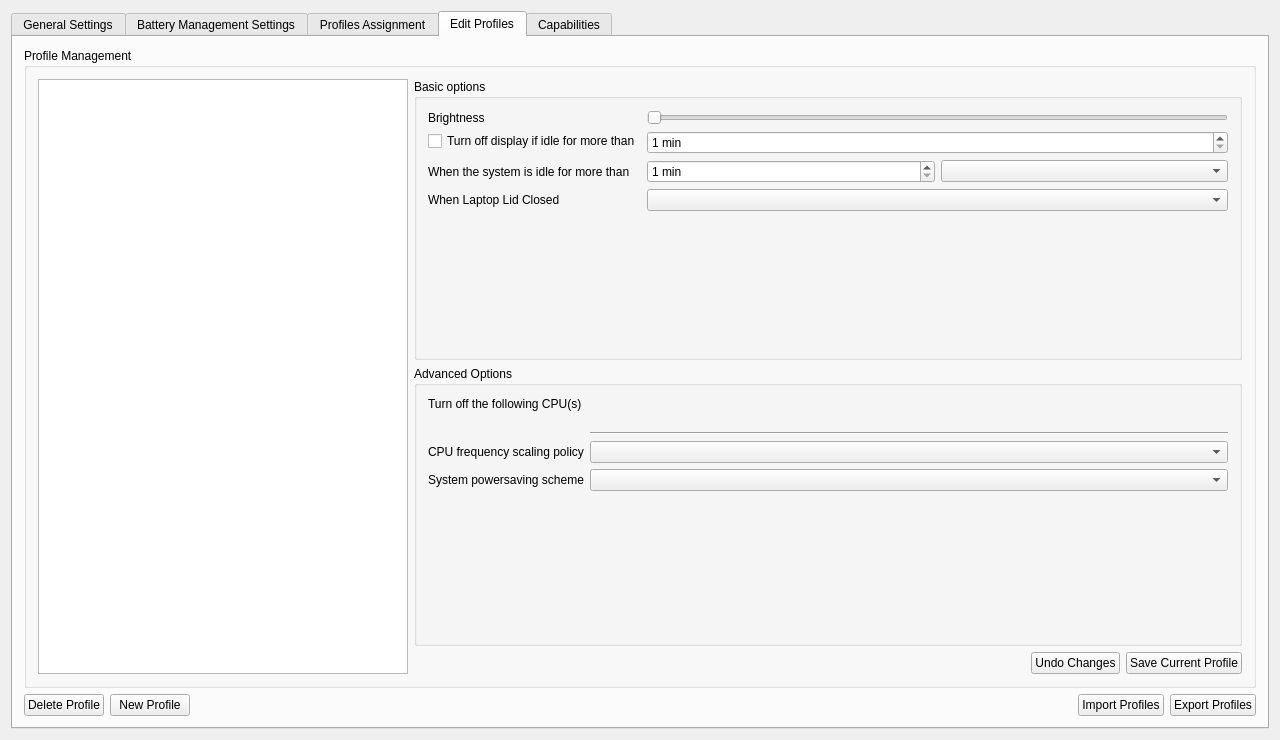
Above: kcmodule/dialog.ui from KDE/powerdevil before the change. Below: the same form after it.
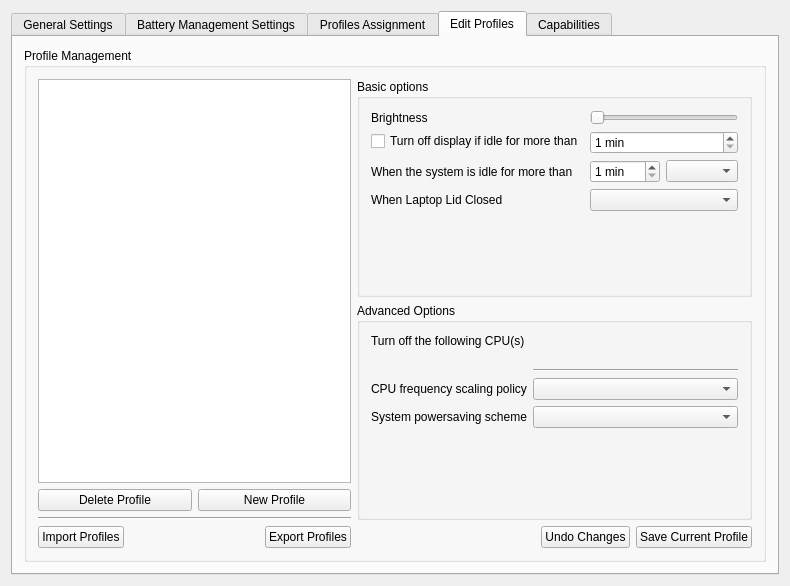
That is the form after the change. The open tabs and pages were chosen to show the change. Custom widgets are drawn as their Qt base class.

Commit message: Other suggestions from uwolfer

Diff of the .ui file:
```diff
--- a/kcmodule/dialog.ui
+++ b/kcmodule/dialog.ui
@@ -5,8 +5,8 @@
    <rect>
     <x>0</x>
     <y>0</y>
-    <width>1280</width>
-    <height>740</height>
+    <width>790</width>
+    <height>586</height>
    </rect>
   </property>
   <property name="mouseTracking" >
@@ -297,14 +297,90 @@
           <item>
            <layout class="QHBoxLayout" name="horizontalLayout_6" >
             <item>
-             <widget class="KListWidget" name="profilesList" >
-              <property name="maximumSize" >
-               <size>
-                <width>370</width>
-                <height>16777215</height>
-               </size>
-              </property>
-             </widget>
+             <layout class="QVBoxLayout" name="verticalLayout_5" >
+              <item>
+               <widget class="KListWidget" name="profilesList" >
+                <property name="maximumSize" >
+                 <size>
+                  <width>370</width>
+                  <height>16777215</height>
+                 </size>
+                </property>
+               </widget>
+              </item>
+              <item>
+               <layout class="QVBoxLayout" name="verticalLayout_6" >
+                <item>
+                 <layout class="QHBoxLayout" name="horizontalLayout" >
+                  <item>
+                   <widget class="KPushButton" name="deleteProfile" >
+                    <property name="text" >
+                     <string>Delete Profile</string>
+                    </property>
+                   </widget>
+                  </item>
+                  <item>
+                   <widget class="KPushButton" name="newProfile" >
+                    <property name="text" >
+                     <string>New Profile</string>
+                    </property>
+                   </widget>
+                  </item>
+                 </layout>
+                </item>
+                <item>
+                 <widget class="Line" name="line_6" >
+                  <property name="orientation" >
+                   <enum>Qt::Horizontal</enum>
+                  </property>
+                 </widget>
+                </item>
+                <item>
+                 <layout class="QHBoxLayout" name="horizontalLayout_2" >
+                  <item>
+                   <widget class="KPushButton" name="importButton" >
+                    <property name="toolTip" >
+                     <string/>
+                    </property>
+                    <property name="whatsThis" >
+                     <string>Import profiles from a file</string>
+                    </property>
+                    <property name="text" >
+                     <string>Import Profiles</string>
+                    </property>
+                   </widget>
+                  </item>
+                  <item>
+                   <spacer name="horizontalSpacer" >
+                    <property name="orientation" >
+                     <enum>Qt::Horizontal</enum>
+                    </property>
+                    <property name="sizeHint" stdset="0" >
+                     <size>
+                      <width>40</width>
+                      <height>20</height>
+                     </size>
+                    </property>
+                   </spacer>
+                  </item>
+                  <item>
+                   <widget class="KPushButton" name="exportButton" >
+                    <property name="toolTip" >
+                     <string/>
+                    </property>
+                    <property name="whatsThis" >
+                     <string>Export your profiles to a file</string>
+                    </property>
+                    <property name="text" >
+                     <string>Export Profiles</string>
+                    </property>
+                   </widget>
+                  </item>
+                 </layout>
+                </item>
+               </layout>
+              </item>
+             </layout>
             </item>
             <item>
              <layout class="QVBoxLayout" name="verticalLayout_2" >
@@ -576,63 +652,6 @@
          </layout>
         </widget>
        </item>
-       <item>
-        <layout class="QHBoxLayout" name="horizontalLayout" >
-         <item>
-          <widget class="KPushButton" name="deleteProfile" >
-           <property name="text" >
-            <string>Delete Profile</string>
-           </property>
-          </widget>
-         </item>
-         <item>
-          <widget class="KPushButton" name="newProfile" >
-           <property name="text" >
-            <string>New Profile</string>
-           </property>
-          </widget>
-         </item>
-         <item>
-          <spacer name="horizontalSpacer_4" >
-           <property name="orientation" >
-            <enum>Qt::Horizontal</enum>
-           </property>
-           <property name="sizeHint" stdset="0" >
-            <size>
-             <width>40</width>
-             <height>20</height>
-            </size>
-           </property>
-          </spacer>
-         </item>
-         <item>
-          <widget class="KPushButton" name="importButton" >
-           <property name="toolTip" >
-            <string/>
-           </property>
-           <property name="whatsThis" >
-            <string>Import profiles from a file</string>
-           </property>
-           <property name="text" >
-            <string>Import Profiles</string>
-           </property>
-          </widget>
-         </item>
-         <item>
-          <widget class="KPushButton" name="exportButton" >
-           <property name="toolTip" >
-            <string/>
-           </property>
-           <property name="whatsThis" >
-            <string>Export your profiles to a file</string>
-           </property>
-           <property name="text" >
-            <string>Export Profiles</string>
-           </property>
-          </widget>
-         </item>
-        </layout>
-       </item>
       </layout>
      </widget>
      <widget class="QWidget" name="tab_9" >
```
Left out of the diff: 58 changed lines with no effect on the pictures.
